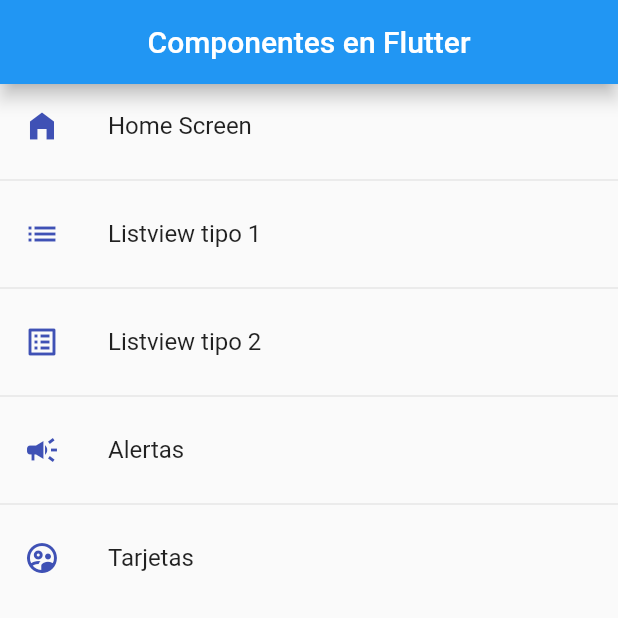
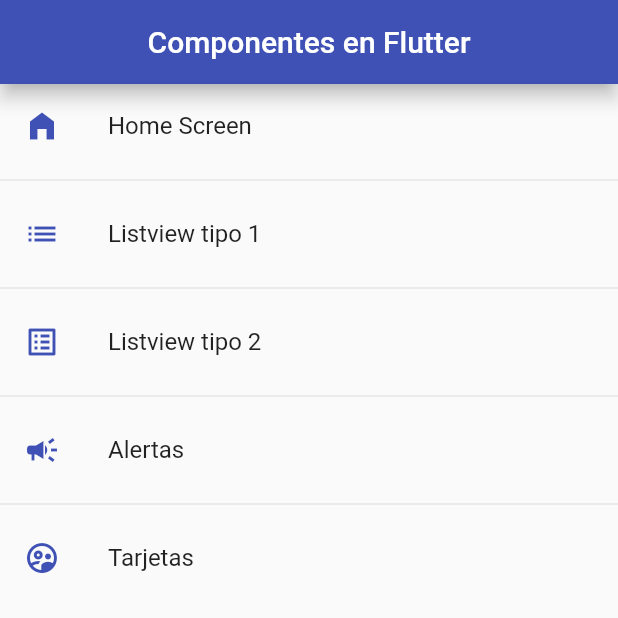
Before and after one commit to HgChvz/fl_components, a Flutter app: the screen it shows after launch, on a phone screen of 412 x 824 dp, the top half of it. Run offline on Flutter 3.47's test engine with Material 2 defaults, Android fonts, the phone set to English and light mode, and no system bars.

Commit message:
Agregando un tema global para la App

```diff
--- a/lib/main.dart
+++ b/lib/main.dart
@@ -15,7 +15,19 @@ class MyApp extends StatelessWidget {
       title: 'Material App',
       initialRoute: AppRoutes.initialRoute,
       routes: AppRoutes.getAppRoutes(),
-      onGenerateRoute: AppRoutes.onGenerateRoute
+      onGenerateRoute: AppRoutes.onGenerateRoute,
+      theme: ThemeData.light().copyWith(
+        //Color primario
+        primaryColor: Colors.indigo,
+
+        //AppBar Theme
+        appBarTheme: const AppBarTheme(
+          color: Colors.indigo,
+          centerTitle: true,
+          elevation: 5.0,
+        )
+
+      )
       //onGenerateRoute: (settings) => AppRoutes.onGenerateRoute(settings) // Si se tienen los mismos argumento tanto lo que recibimos como de lo que mandamos lo podemos obviar como la linea de arriba
     );
   }
--- a/lib/screens/home_screen.dart
+++ b/lib/screens/home_screen.dart
@@ -14,8 +14,6 @@ class HomeScreen extends StatelessWidget {
     return Scaffold(
       appBar: AppBar(
         title: const Text('Componentes en Flutter'),
-        centerTitle: true,
-        elevation: 5.0,
       ),
       body: ListView.separated(
         itemBuilder: (context, index) => ListTile(
--- a/lib/screens/listview2_screen.dart
+++ b/lib/screens/listview2_screen.dart
@@ -10,10 +10,7 @@ class Listview2Screen extends StatelessWidget {
   Widget build(BuildContext context) {
     return Scaffold(
       appBar: AppBar(
-        centerTitle: true,
         title: const Text('Listview Tipo 2'),
-        elevation: 5.0,
-        backgroundColor: Colors.indigo,
       ),
       body: ListView.separated(
         itemCount: options.length,
```
